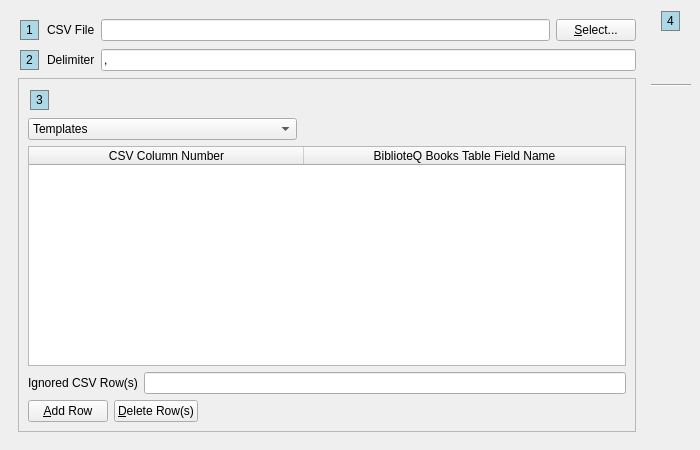
Before: the Qt Designer form UI/biblioteq_import.ui in textbrowser/biblioteq, drawn with Qt 5.
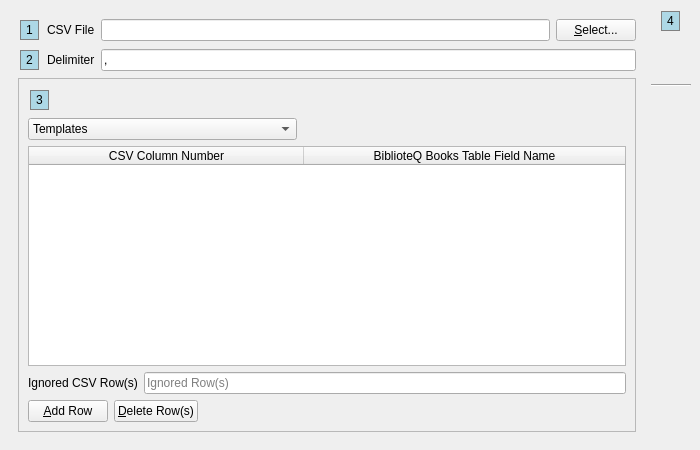
After: the same form once the commit is applied. Icons and pictures are not drawn.

```diff
--- a/UI/biblioteq_import.ui
+++ b/UI/biblioteq_import.ui
@@ -243,6 +243,9 @@
                <property name="toolTip">
                 <string>Please separate with single spaces.</string>
                </property>
+               <property name="placeholderText">
+                <string>Ignored Row(s)</string>
+               </property>
               </widget>
              </item>
             </layout>
```
Left out of the diff: 3 changed lines with no effect on the pictures.
